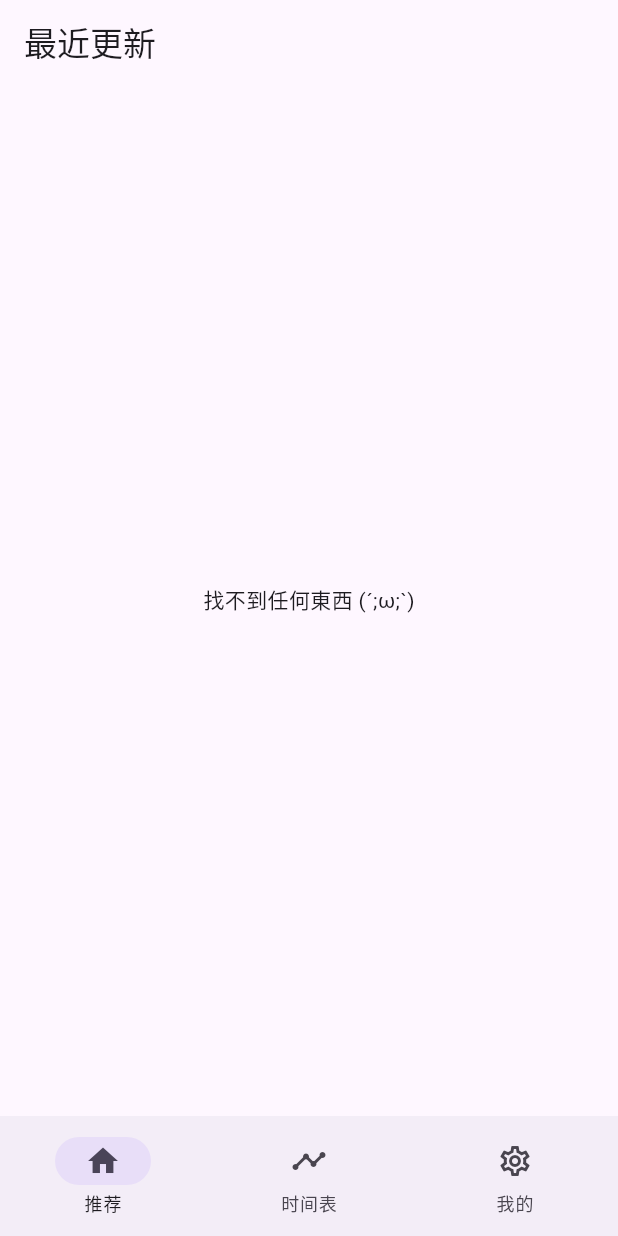
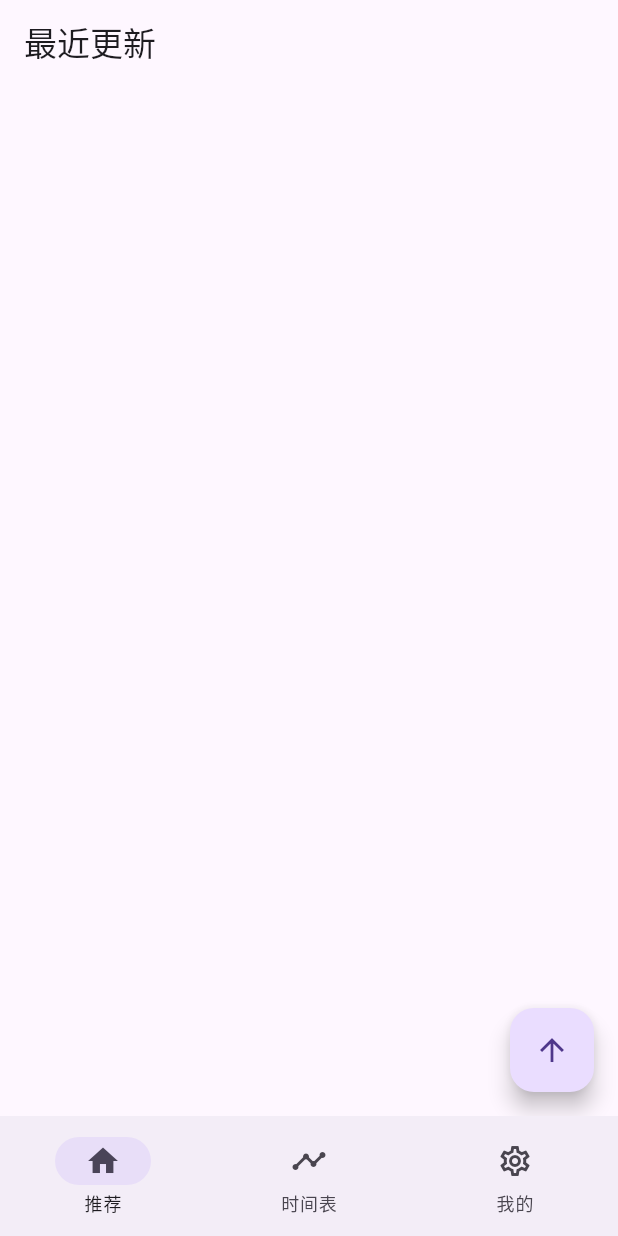
Before and after one commit to Predidit/oneAnime, a Flutter app: the screen it shows after launch, on a phone screen of 412 x 824 dp. Run offline on Flutter 3.47's test engine with Material 3 defaults, Android fonts, the phone set to English and light mode, and no system bars; our stand-ins replace connectivity_plus, dio, flutter_mobx, flutter_modular, flutter_smart_dialog, hive and 2 more; missing offline and left inert: media_kit, media_kit_video; accounts and stored records are empty; generated files the repository leaves out were written again; network calls fail.

Commit message:
popular page scroller fix

```diff
--- a/lib/pages/popular/popular_controller.dart
+++ b/lib/pages/popular/popular_controller.dart
@@ -12,6 +12,8 @@ class PopularController = _PopularController with _$PopularController;
 abstract class _PopularController with Store {
   @observable
   List<AnimeInfo> list = [];
+
+  double scrollOffset = 0.0;
 
   Future getAnimeList() async {
     list = await ListRequest.getAnimeList();
--- a/lib/pages/popular/popular_page.dart
+++ b/lib/pages/popular/popular_page.dart
@@ -3,6 +3,8 @@ import 'package:flutter_mobx/flutter_mobx.dart';
 import 'package:oneanime/pages/popular/popular_controller.dart';
 import 'package:flutter_modular/flutter_modular.dart';
 import 'package:oneanime/bean/anime/anime_card.dart';
+import 'package:flutter_smart_dialog/flutter_smart_dialog.dart';
+import 'package:flutter/services.dart';
 
 class PopularPage extends StatefulWidget {
   const PopularPage({super.key});
@@ -11,8 +13,14 @@ class PopularPage extends StatefulWidget {
   State<PopularPage> createState() => _PopularPageState();
 }
 
-class _PopularPageState extends State<PopularPage> {
+class _PopularPageState extends State<PopularPage>
+    with AutomaticKeepAliveClientMixin {
+  DateTime? _lastPressedAt;
+  final ScrollController scrollController = ScrollController();
   final PopularController popularController = Modular.get<PopularController>();
+
+  @override
+  bool get wantKeepAlive => true;
 
   @override
   void initState() {
@@ -22,33 +30,72 @@ class _PopularPageState extends State<PopularPage> {
       debugPrint('动画列表缓存为空, 尝试重新加载');
       popularController.getAnimeList();
     }
+    scrollController.addListener(() {
+      popularController.scrollOffset = scrollController.offset;
+    });
+    debugPrint('Popular监听器已添加');
+  }
+
+  @override
+  void dispose() {
+    scrollController.removeListener(() {});
+    debugPrint('popular 模块已卸载, 监听器移除');
+    super.dispose();
+  }
+
+  void onBackPressed(BuildContext context) {
+    if (_lastPressedAt == null ||
+        DateTime.now().difference(_lastPressedAt!) >
+            const Duration(seconds: 2)) {
+      // 两次点击时间间隔超过2秒，重新记录时间戳
+      _lastPressedAt = DateTime.now();
+      SmartDialog.showToast("再按一次退出应用");
+      return;
+    }
+    SystemNavigator.pop(); // 退出应用
   }
 
   @override
   Widget build(BuildContext context) {
-    return Scaffold(
+    super.build(context);
+    WidgetsBinding.instance.addPostFrameCallback((_) {
+      debugPrint('尝试恢复状态');
+      scrollController.jumpTo(popularController.scrollOffset);
+      debugPrint('Popular加载完成');
+    });
+    return PopScope(
+      canPop: false,
+      onPopInvoked: (bool didPop) async {
+        onBackPressed(context);
+      },
+      child: Scaffold(
         appBar: AppBar(title: const Text('最近更新')),
-      body: Container(
-        child: animeList
+        body: Container(child: animeList),
+        floatingActionButton: FloatingActionButton(
+          onPressed: () {
+            scrollController.jumpTo(0.0);
+            popularController.scrollOffset = 0.0;
+          },
+          child: const Icon(Icons.arrow_upward),
+        ),
       ),
     );
   }
 
   Widget get animeList {
     return Observer(builder: (context) {
-      return popularController.list.length != 0
-          ? ListView.separated(
+      return ListView.separated(
+        controller: scrollController,
         separatorBuilder: (context, index) => SizedBox(height: 8.0),
         itemCount: popularController.list.length,
         itemBuilder: (context, index) {
-                return AnimeInfoCard(
-                    info: popularController.list[index], index: index);
-              },
-            )
+          return popularController.list.length != 0
+              ? AnimeInfoCard(info: popularController.list[index], index: index)
               : const Center(
                   child: Text('找不到任何東西 (´;ω;`)'),
                 );
-
+        },
+      );
     });
   }
 }
```
Lines whose indentation alone changed are shown as unchanged.
